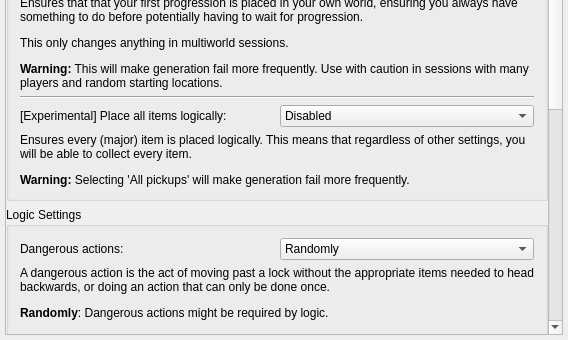
The window that randovania/gui/ui_files/preset_generation.ui (randovania/randovania) describes before a commit, drawn with Qt 5; both pictures show x 0 to 568 and y 221 to 561 of the 568 by 561 pixel window.
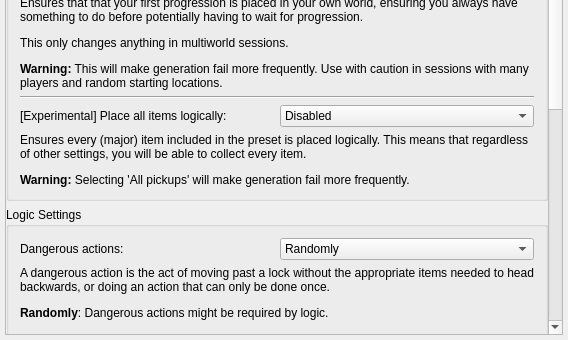
The same window after the commit.

Commit message: Be more clear on what is placed with the all obtainable option

Patch:
```diff
--- a/randovania/gui/ui_files/preset_generation.ui
+++ b/randovania/gui/ui_files/preset_generation.ui
@@ -159,7 +159,7 @@
            <item>
             <widget class="QLabel" name="all_obtainable_description">
              <property name="text">
-              <string>&lt;html&gt;&lt;head/&gt;&lt;body&gt;&lt;p&gt;Ensures every (major) item is placed logically. This means that regardless of other settings, you will be able to collect every item.&lt;/p&gt;&lt;p&gt;&lt;span style=&quot; font-weight:700;&quot;&gt;Warning:&lt;/span&gt; Selecting 'All pickups' will make generation fail more frequently.&lt;/p&gt;&lt;/body&gt;&lt;/html&gt;</string>
+              <string>&lt;html&gt;&lt;head/&gt;&lt;body&gt;&lt;p&gt;Ensures every (major) item included in the preset is placed logically. This means that regardless of other settings, you will be able to collect every item.&lt;/p&gt;&lt;p&gt;&lt;span style=&quot; font-weight:700;&quot;&gt;Warning:&lt;/span&gt; Selecting 'All pickups' will make generation fail more frequently.&lt;/p&gt;&lt;/body&gt;&lt;/html&gt;</string>
              </property>
              <property name="wordWrap">
               <bool>true</bool>
```
